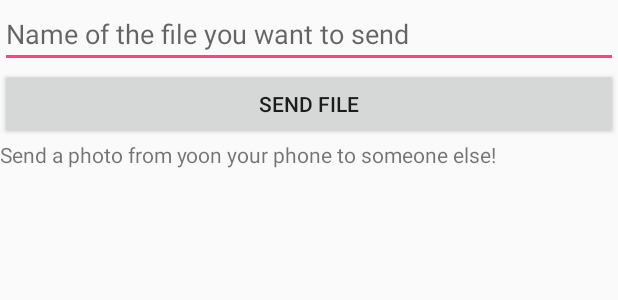
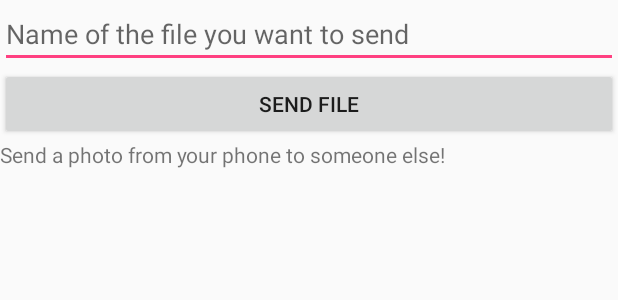
Before and after one commit to am3ience/NFC_android_app, an Android app: the layout filetransfer.xml on its own in the app's theme, with its tools: preview values and no code run, on a phone screen of 412 x 824 dp. Shown: the top 300 px of the screen. Run offline under Robolectric (Android 15) with nearby library versions, the phone set to English and light mode, and no system bars.

Commit message:
fixed some typos

```diff
--- a/app/src/main/res/layout/filetransfer.xml
+++ b/app/src/main/res/layout/filetransfer.xml
@@ -19,7 +19,7 @@
         android:onClick="sendFile"/>
 
     <TextView
-        android:text="Send a photo from yoon your phone to someone else!"
+        android:text="Send a photo from your phone to someone else!"
         android:layout_width="match_parent"
         android:layout_height="wrap_content"
         android:id="@+id/textView6" />
```
